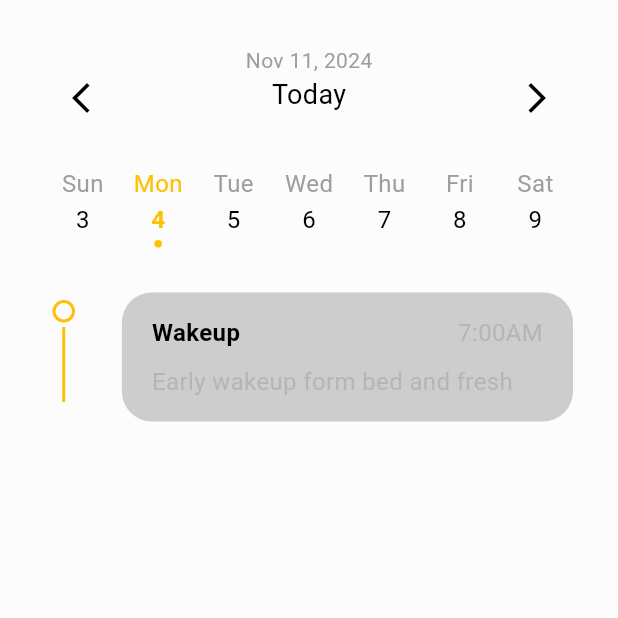
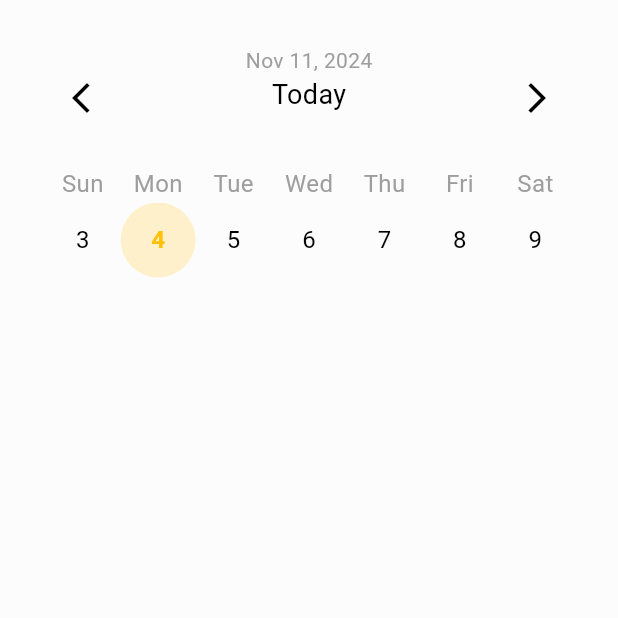
Before and after one commit to chajihye126/todo, a Flutter app: the CalendarScreen screen opened directly, on a phone screen of 412 x 824 dp, the top half of it. Run offline on Flutter 3.47's test engine with Material 3 defaults, Android fonts, the phone set to English and light mode, and no system bars; our stand-ins replace flutter_feather_icons.

Commit message:
2024 1105 calendar_screen 수정

```diff
--- a/lib/presentation/view/main_tab_screen.dart
+++ b/lib/presentation/view/main_tab_screen.dart
@@ -30,8 +30,8 @@ class _MainTabScreenState extends State<MainTabScreen> {
   Widget build(BuildContext context) {
     final List<Widget> screens = [
       HomeScreen(),
+      CalendarScreen(),
       SearchScreen(),
-      CalendarScreen(),
     ];
 
     return SafeArea(
@@ -42,7 +42,7 @@ class _MainTabScreenState extends State<MainTabScreen> {
         ),
         bottomNavigationBar: _bottomNavWidget(context: context),
         floatingActionButton: _floatingActionButton(context: context),
-        floatingActionButtonLocation: FloatingActionButtonLocation.endDocked,
+        floatingActionButtonLocation: FloatingActionButtonLocation.endFloat,
       ),
     );
   }
@@ -57,19 +57,15 @@ class _MainTabScreenState extends State<MainTabScreen> {
         selectedItemColor: Color(0xff212529),
         items: [
           BottomNavigationBarItem(icon: Icon(FeatherIcons.home), label: 'Home'),
+          BottomNavigationBarItem(icon: Icon(FeatherIcons.calendar), label: 'calendar'),
           BottomNavigationBarItem(icon: Icon(FeatherIcons.search), label: 'search'),
-          BottomNavigationBarItem(icon: Icon(FeatherIcons.calendar), label: 'calendar'),
-          BottomNavigationBarItem(icon: Container(), label: ''),
         ],
       );
 
   FloatingActionButton _floatingActionButton({required BuildContext context}) =>
-      FloatingActionButton.extended(
+      FloatingActionButton(
         onPressed: () => Navigator.of(context).push(MaterialPageRoute(builder: (context) => AddTodoScreen())),
         shape: CircleBorder(),
-        label: const Padding(
-          padding: EdgeInsets.all(12),
-          child: Icon(FeatherIcons.plus),
-        ),
+        child: Icon(FeatherIcons.plus),
       );
 }
--- a/lib/presentation/view/tab_screen/calendar_screen.dart
+++ b/lib/presentation/view/tab_screen/calendar_screen.dart
@@ -14,11 +14,7 @@ class _CalendarScreenState extends State<CalendarScreen> {
   DateTime _focusedDate = DateTime.now();
   final DateTime _selectedDate = DateTime.now();
 
-  void updateScreen() {
-    if (mounted) {
-      setState(() {});
-    }
-  }
+  void updateScreen() => mounted ? setState(() {}) : null;
 
   @override
   void initState() {
@@ -44,89 +40,11 @@ class _CalendarScreenState extends State<CalendarScreen> {
                 10.sbH,
                 dateWidget(context: context),
                 20.sbH,
-                todoListContainer(context: context),
               ],
             ),
           ),
         ),
       ),
-    );
-  }
-
-  Widget todoListItem({required BuildContext context, required bool isSelected, required String title, required String subText, required String time}) {
-    return Row(
-      mainAxisAlignment: MainAxisAlignment.spaceBetween,
-      crossAxisAlignment: CrossAxisAlignment.start,
-      children: [
-        Padding(
-          padding: const EdgeInsets.all(5),
-          child: Column(
-            children: [
-              Container(
-                width: 15,
-                height: 15,
-                decoration: BoxDecoration(
-                  shape: BoxShape.circle,
-                  border: Border.all(color: Colors.amber, width: 2),
-                ),
-              ),
-              3.sbH,
-              SizedBox(
-                height: 50,
-                child: VerticalDivider(
-                  color: Colors.amber,
-                  width: 2,
-                  thickness: 2,
-                ),
-              ),
-            ],
-          ),
-        ),
-        Column(
-          children: [
-            Container(
-              width: ssW(context) * 0.73,
-              decoration: BoxDecoration(
-                color: Colors.grey.withOpacity(.5),
-                borderRadius: BorderRadius.circular(20),
-              ),
-              child: Padding(
-                padding: const EdgeInsets.symmetric(horizontal: 20, vertical: 15),
-                child: Column(
-                  mainAxisAlignment: MainAxisAlignment.center,
-                  crossAxisAlignment: CrossAxisAlignment.start,
-                  children: [
-                    Row(
-                      mainAxisAlignment: MainAxisAlignment.spaceBetween,
-                      crossAxisAlignment: CrossAxisAlignment.center,
-                      children: [
-                        Text(
-                          title,
-                          style: TextStyle(fontSize: 16, fontWeight: FontWeight.bold),
-                        ),
-                        Text(
-                          time,
-                          style: TextStyle(fontSize: 16, color: Colors.grey.withOpacity(0.5)),
-                        ),
-                      ],
-                    ),
-                    10.sbH,
-                    Text(subText, style: TextStyle(fontSize: 16, color: Colors.grey.withOpacity(.5)),)
-                  ],
-                ),
-              ),
-            ),
-          ],
-        ),
-      ],
-    );
-  }
-
-  Widget todoListContainer({required BuildContext context}) {
-    return Column(
-      children: [
-        todoListItem(context: context, isSelected: false, title: 'Wakeup', subText: 'Early wakeup form bed and fresh', time: '7:00AM'),
-      ],
     );
   }
 
@@ -148,7 +66,8 @@ class _CalendarScreenState extends State<CalendarScreen> {
                 child: Center(
                   child: Text(
                     DateFormat.E().format(DateTime(2024, 1, index)),
-                    style: dayOfWeek == index ? TextStyle(fontSize: 16, color: Colors.amber) : TextStyle(fontSize: 16, color: Colors.grey),
+                    // style: dayOfWeek == index ? TextStyle(fontSize: 16, color: Colors.amber) : TextStyle(fontSize: 16, color: Colors.grey),
+                    style: TextStyle(fontSize: 16, color: Colors.grey),
                   ),
                 ),
               );
@@ -157,7 +76,7 @@ class _CalendarScreenState extends State<CalendarScreen> {
         ),
         SizedBox(
           width: ssW(context),
-          height: 40,
+          height: 50,
           child: GridView.builder(
             physics: NeverScrollableScrollPhysics(),
             itemCount: 7,
@@ -167,17 +86,26 @@ class _CalendarScreenState extends State<CalendarScreen> {
               final isSelected = _selectedDate.year == date.year && _selectedDate.month == date.month && _selectedDate.day == date.day;
 
               return Column(
-                children: [
-                  GestureDetector(
-                    child: Column(
                 mainAxisAlignment: MainAxisAlignment.center,
                 crossAxisAlignment: CrossAxisAlignment.center,
                 children: [
-                        Text(
+                  isSelected ? Container(
+                    width: 50,
+                    height: 50,
+                    alignment: Alignment.center,
+                    decoration: BoxDecoration(color: Colors.amber.withOpacity(.2), shape: BoxShape.circle),
+                    child: Text(
                       '${date.day}',
-                          style: isSelected
-                              ? TextStyle(fontSize: 16, color: Colors.amber, fontWeight: FontWeight.bold)
-                              : TextStyle(fontSize: 16),
+                      style: TextStyle(fontSize: 16, color: Colors.amber, fontWeight: FontWeight.bold),
+                    ),
+                  ) : Container(
+                    width: 50,
+                    height: 50,
+                    alignment: Alignment.center,
+                    child:  Text(
+                      '${date.day}',
+                      style: TextStyle(fontSize: 16),
+                    ),
                   ),
                   2.sbH,
                   Container(
@@ -188,9 +116,6 @@ class _CalendarScreenState extends State<CalendarScreen> {
                       shape: BoxShape.circle,
                     ),
                   )
-                      ],
-                    ),
-                  ),
                 ],
               );
             },
--- a/lib/presentation/view_model/animation_view_model.dart
+++ b/lib/presentation/view_model/animation_view_model.dart
@@ -5,7 +5,7 @@ class AnimationViewModel extends ChangeNotifier {
   late Animation<double> animation;
 
   Future<void> splashAnimation({required TickerProvider vsync, required void Function() navigatorFunction}) async {
-    animationController = AnimationController(vsync: vsync, duration: Duration(seconds: 3))..forward();
+    animationController = AnimationController(vsync: vsync, duration: Duration(seconds: 2))..forward();
     animation = Tween<double>(begin: 1, end: 0).animate(CurvedAnimation(parent: animationController, curve: Curves.easeInOut));
     animationController.addStatusListener((status) => status == AnimationStatus.completed ? navigatorFunction() : null);
   }
```
Lines whose indentation alone changed are shown as unchanged.
